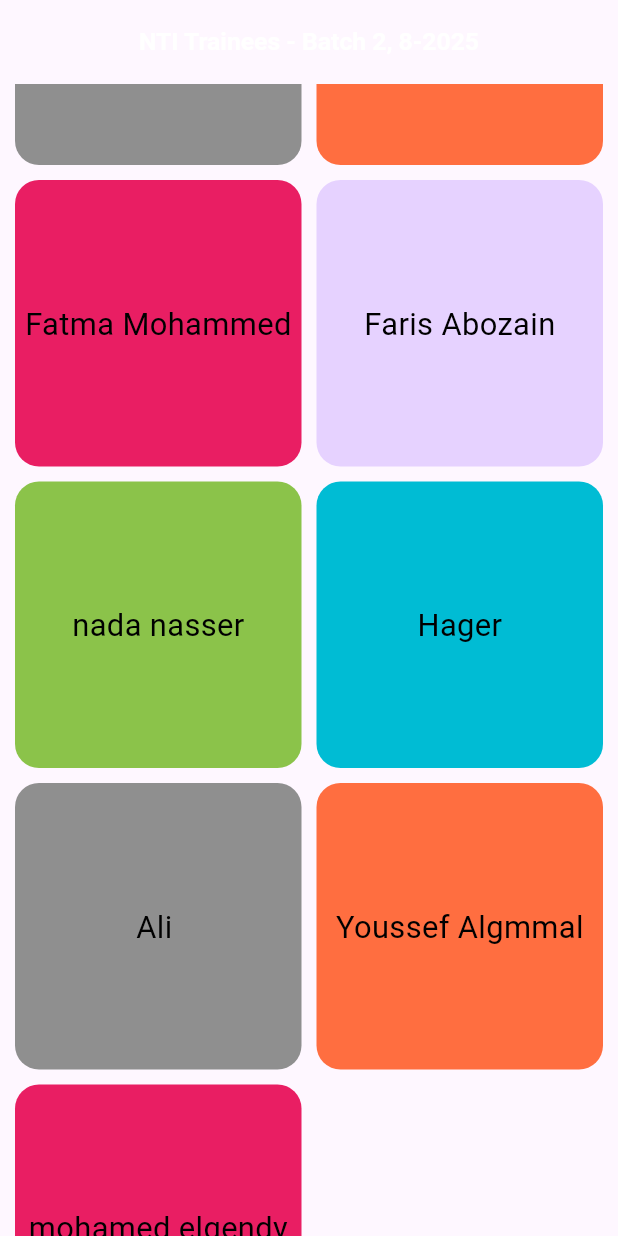
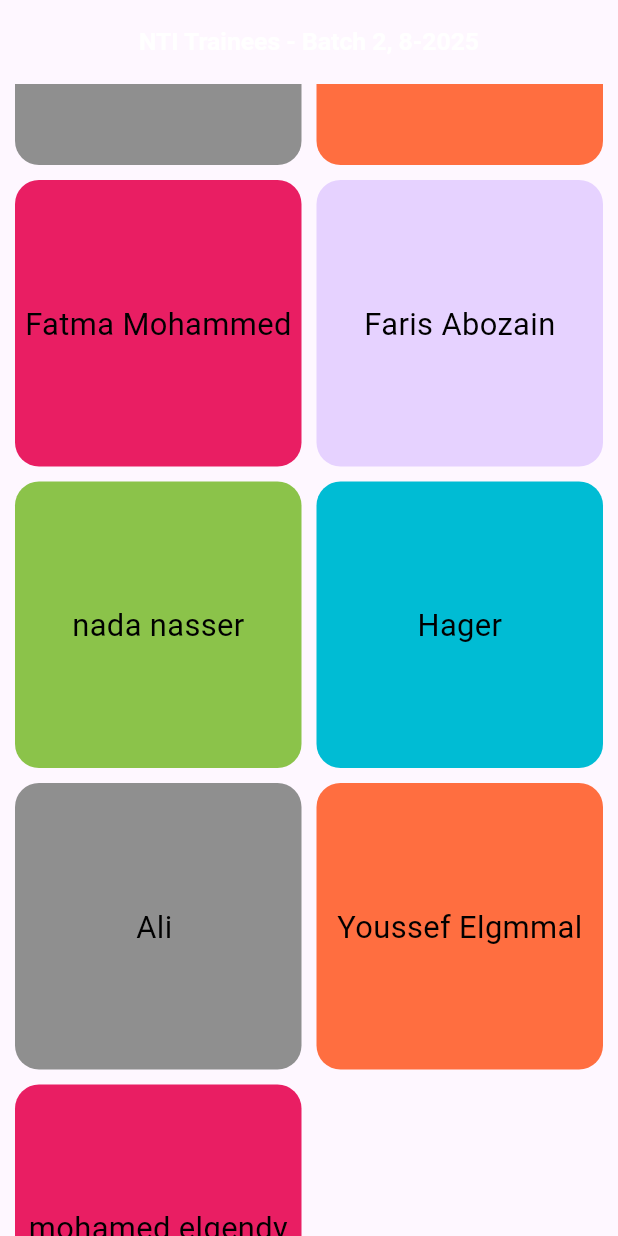
Before and after one commit to mahmoudsaeedm24/nti_std, a Flutter app: the screen it shows after launch, scrolled down 1152 dp, on a phone screen of 412 x 824 dp. Run offline on Flutter 3.47's test engine with Material 3 defaults, Android fonts, the phone set to English and light mode, and no system bars.

Commit message:
mahmoud abo-zaied

```diff
--- a/lib/features/data_source.dart
+++ b/lib/features/data_source.dart
@@ -51,7 +51,7 @@ I just wanted to take a moment to sincerely thank you, Your respectful attitude,
   Person(
     name: "Mahmoud Abu-zaid",
     message:
-        "شكرا يا بشمهندس حضرتك كنت خير معلم اتعلمت من حضرتك حجات كتير مش بس فمحتوى الكورس بل واتعلمت من أخلاقك. حضرت شخصية خلوقه  انا سعيد جدا  بجد انى كنت مع حضرتك  ربنا يبارك فيك واسمع عن حضرتك كل خير  .",
+        "شكرا يا بشمهندس  اتعلمت من حضرتك حجات كتير مش بس فمحتوى الكورس .   ربنا يبارك فيك ويجازيك عنا كل خير   .",
   ),
   Person(
     name: "Gehad Wael",
@@ -141,7 +141,7 @@ Best regards,
         "I’m really grateful for your effort and dedication throughout the training. Your way of teaching made complex topics much easier to understand, and your support motivated me to push myself further. It was a great experience learning from you, and I truly appreciate the knowledge and inspiration you shared.",
   ),
   Person(
-    name: 'Youssef Algmmal',
+    name: 'Youssef Elgmmal',
     message: """
 حضرتك كنت لينا اخ قبل متكون instructor ، واحنا سعداء جدا ان NTI وفرتلنا بشمهندس زى حضرتك ♥""",
   ),
```
